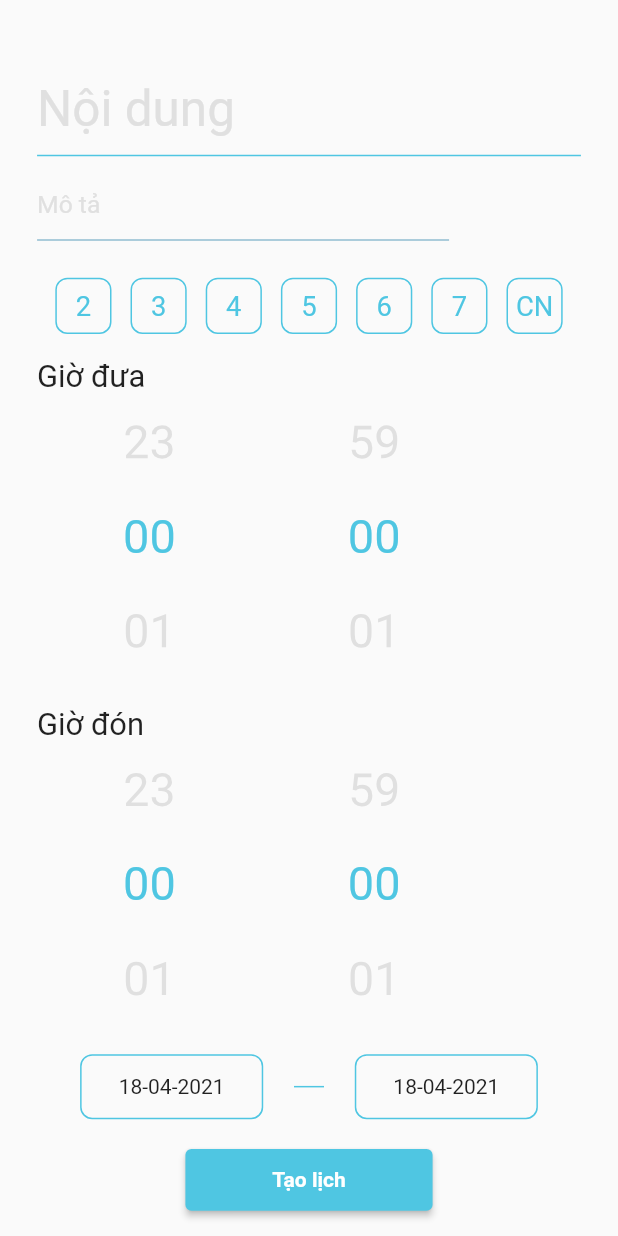
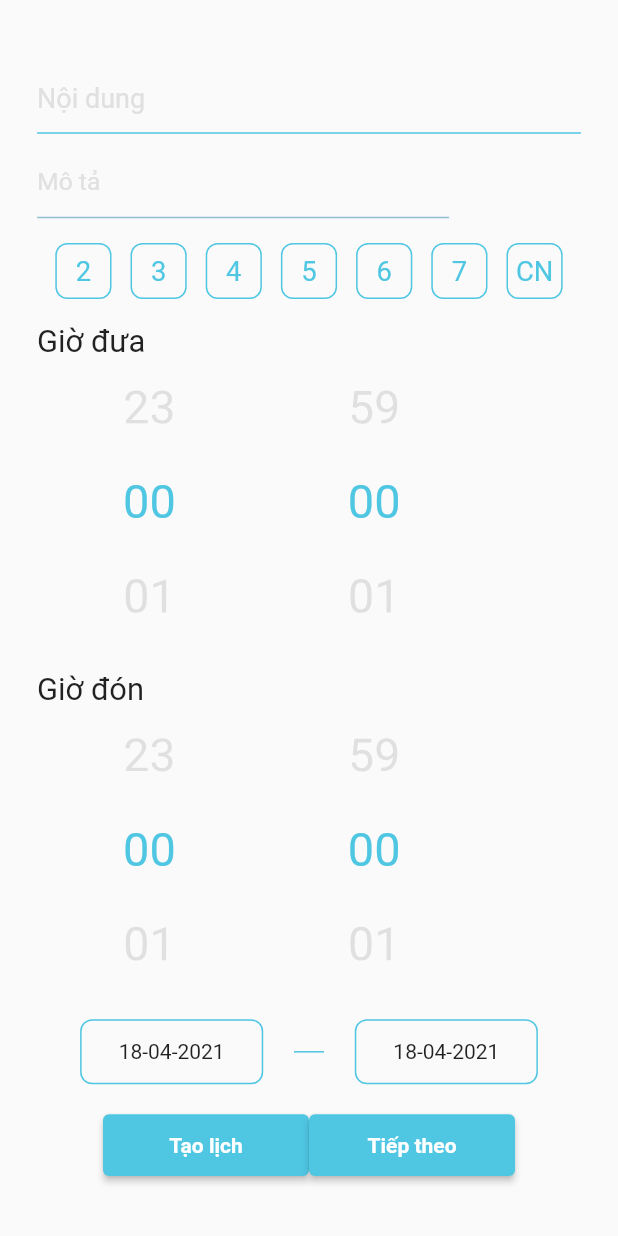
Before and after one commit to carie-knkd/carie-flutter, a Flutter app: the AddingScheduleScreen screen opened directly, on a phone screen of 412 x 824 dp. Run offline on Flutter 3.47's test engine with Material 2 defaults, Android fonts, the light colour scheme and no system bars; our stand-ins replace flutter_map, latlong.

Commit message:
Add map innput

```diff
--- a/lib/components/constants.dart
+++ b/lib/components/constants.dart
@@ -7,5 +7,7 @@ const Color kUnhighlightedColor = Color(0xFFE0E0E0);
 const double kDefaultPadding = 20.0;
 const double buttonConsumerHeight = 200;
 const double buttonConsumerWidth = 170;
-const String publicIP = "192.168.1.230";
+const String publicIP = "192.168.0.108";
+const String port = '12345';
+const String baseUrl = "localhost:12345";
 // config
--- a/lib/screens/adding_schedule_screen.dart
+++ b/lib/screens/adding_schedule_screen.dart
@@ -1,9 +1,11 @@
 import 'package:flutter/cupertino.dart';
 import 'package:flutter/material.dart';
 import 'package:flutter_go_app/components/constants.dart';
+import 'package:flutter_go_app/components/location_map.dart';
 import 'package:flutter_go_app/components/time_selector.dart';
 import 'package:flutter_go_app/model/Schedule.dart';
 import 'package:flutter_go_app/model/Time.dart';
+import 'package:flutter_go_app/screens/location_select_screen.dart';
 import 'package:intl/intl.dart';
 
 class AddingScheduleScreen extends StatefulWidget {
@@ -118,8 +120,7 @@ class AddingScheduleScreenState extends State<AddingScheduleScreen> {
                 children: [
                   TextFormField(
                       controller: content,
-                      style: TextStyle(
-                          fontSize: height * 0.04, color: kPrimaryColor),
+                      style: TextStyle(fontSize: 18, color: kPrimaryColor),
                       decoration: InputDecoration(
                           hintText: "Nội dung",
                           hintStyle: TextStyle(color: kUnhighlightedColor),
@@ -129,7 +130,7 @@ class AddingScheduleScreenState extends State<AddingScheduleScreen> {
                               borderSide: BorderSide(color: kPrimaryColor)))),
                   Container(
                     padding: EdgeInsets.only(
-                        top: height * 0.01, bottom: height * 0.03),
+                        top: height * 0.01, bottom: height * 0.02),
                     width: height / 3,
                     child: TextFormField(
                       controller: description,
@@ -245,10 +246,16 @@ class AddingScheduleScreenState extends State<AddingScheduleScreen> {
             SizedBox(
               height: height * 0.02,
             ),
+            Row(
+              mainAxisAlignment:
+                  MainAxisAlignment.center, //Center Column contents vertically,
+              crossAxisAlignment: CrossAxisAlignment
+                  .center, //Center Column contents horizontally,
+              children: [
                 ElevatedButton(
                   style: ElevatedButton.styleFrom(
                       primary: kPrimaryColor,
-                  minimumSize: Size(height / 5, height / 20)),
+                      minimumSize: Size(height / 6, height / 20)),
                   onPressed: () {
                     if (content.text.length == 0) {
                       showDialog(
@@ -297,9 +304,28 @@ class AddingScheduleScreenState extends State<AddingScheduleScreen> {
                   },
                   child: Text(
                     "Tạo lịch",
-                style:
-                    TextStyle(color: Colors.white, fontWeight: FontWeight.bold),
+                    style: TextStyle(
+                        color: Colors.white, fontWeight: FontWeight.bold),
                   ),
+                ),
+                ElevatedButton(
+                  style: ElevatedButton.styleFrom(
+                    primary: kPrimaryColor,
+                    minimumSize: Size(height / 6, height / 20),
+                  ),
+                  onPressed: () {
+                    Navigator.push(
+                        context,
+                        MaterialPageRoute(
+                            builder: (context) => LocationSelectScreen()));
+                  },
+                  child: Text(
+                    "Tiếp theo",
+                    style: TextStyle(
+                        color: Colors.white, fontWeight: FontWeight.bold),
+                  ),
+                )
+              ],
             ),
           ],
         ),
```
Also changed, not shown: lib/components/location_map.dart (+7 -2 lines), lib/model/Project.dart (added, +14 -0 lines), lib/screens/location_select_screen.dart (+65 -7 lines). Lines whose indentation alone changed are shown as unchanged.
